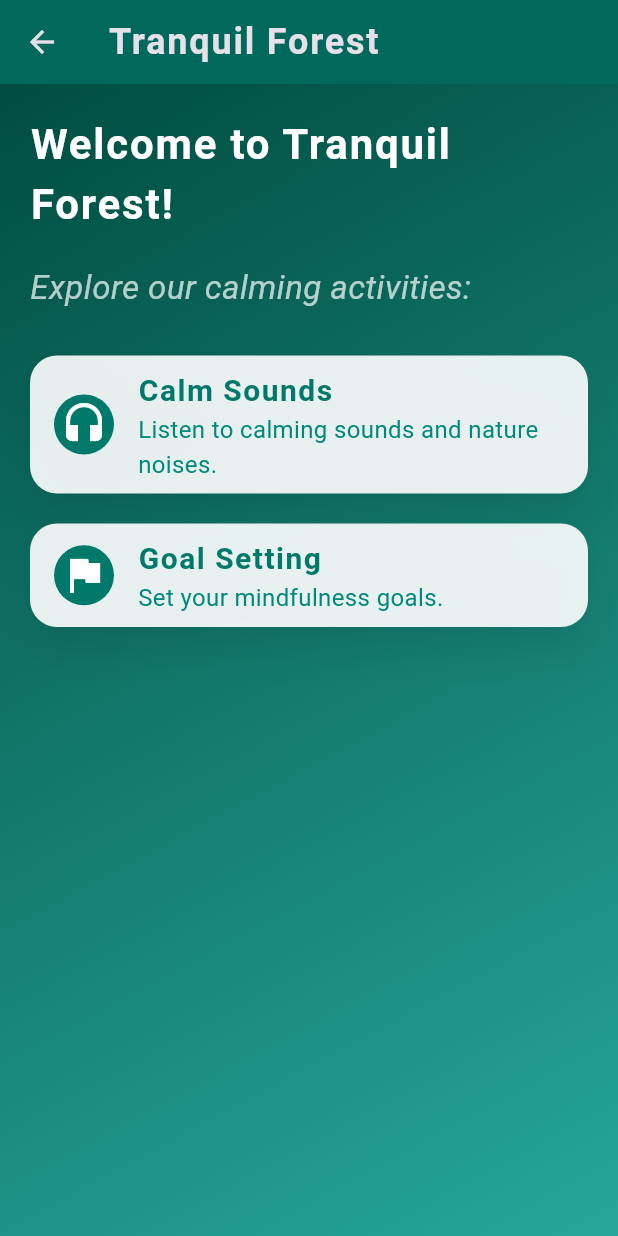
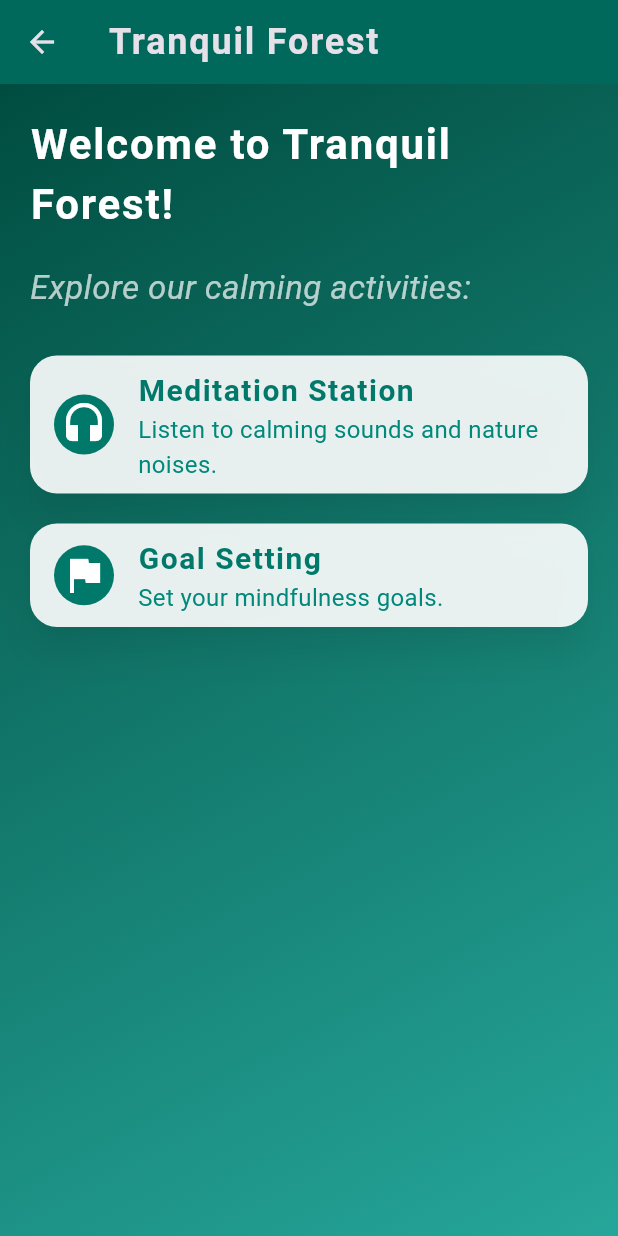
Before and after one commit to Kenneth-W-Chen/mindfulness-app, a Flutter app: the TranquilForestLandingPage screen opened directly, on a phone screen of 412 x 824 dp. Run offline on Flutter 3.47's test engine with Material 3 defaults, Android fonts, the phone set to English and light mode, and no system bars; our stand-ins replace audioplayers, sqflite; accounts and stored records are empty.

Commit message:
Integrate Activity 1 with screens

```diff
--- a/lib/TranquilForestLandingPage.dart
+++ b/lib/TranquilForestLandingPage.dart
@@ -1,4 +1,5 @@
 import 'package:flutter/material.dart';
+import 'screens/activities/meditation_station.dart';
 
 class TranquilForestLandingPage extends StatelessWidget {
   @override
@@ -49,9 +50,9 @@ class TranquilForestLandingPage extends StatelessWidget {
               ),
               const SizedBox(height: 30),
 
-              // Activity for Calm Sounds
-              _activityCard('Calm Sounds', context, Icons.headset,
-                  'Listen to calming sounds and nature noises.'),
+              // Activity for Meditation Station
+              _activityCard('Meditation Station', context, Icons.headset,
+                  'Listen to calming sounds and nature noises.', builder: (context)=> MeditationStation(title: 'Calm Quest')),
 
               // Activity for Goal Setting
               _activityCard('Goal Setting', context, Icons.flag,
@@ -65,15 +66,22 @@ class TranquilForestLandingPage extends StatelessWidget {
 
   // Method to create activity cards with placeholders for future functionality
   Widget _activityCard(String activityName, BuildContext context, IconData icon,
-      String description) {
+      String description,
+      {Widget Function(BuildContext buildcontext)? builder = null}) {
     return GestureDetector(
-      onTap: () {
+      onTap: builder == null? () {
         ScaffoldMessenger.of(context).showSnackBar(
           SnackBar(
             content: Text('$activityName feature is under construction!'),
             duration: const Duration(seconds: 2),
           ),
         );
+      }:() {
+        Navigator.push(
+            context,
+            MaterialPageRoute(
+                builder: builder
+            ));
       },
       child: Card(
         color: Colors.white.withOpacity(0.9),
```
